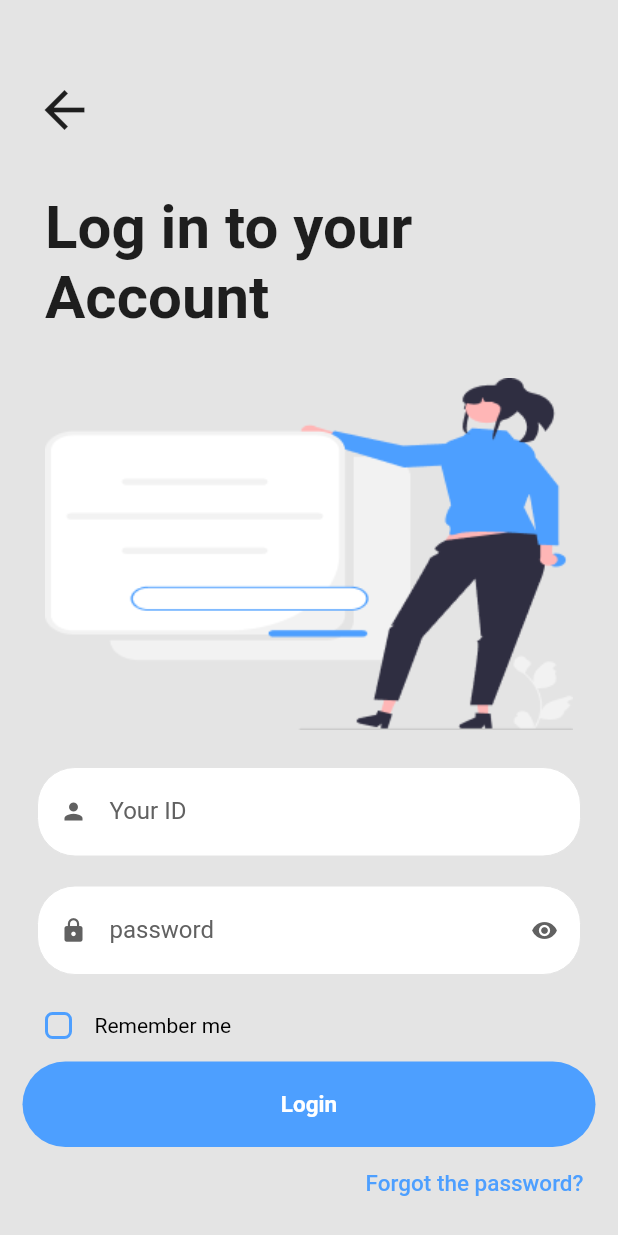
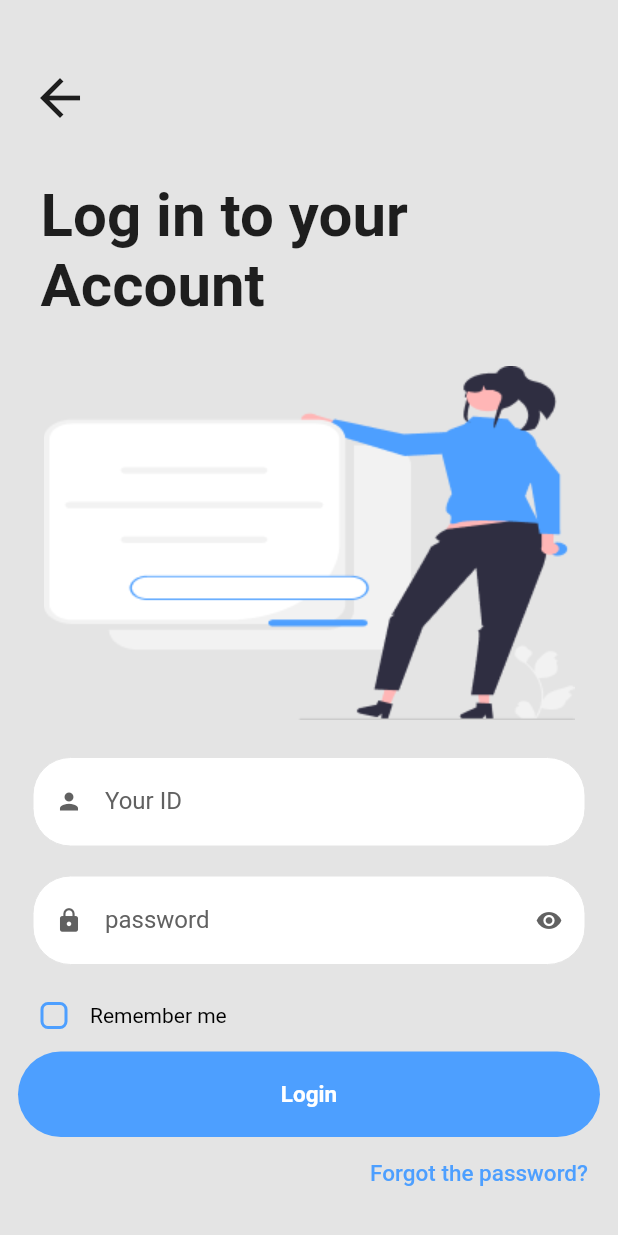
Before and after one commit to mohamedyasser951/Li-Guard-Graduation-App-, a Flutter app: the Login_screen screen opened directly, on a phone screen of 412 x 824 dp. Run offline on Flutter 3.47's test engine with Material 2 defaults, Android fonts, the phone set to English and light mode, and no system bars; missing offline and left inert: linear_step_indicator.

Commit message:
modify spalash yass

```diff
--- a/lib/main.dart
+++ b/lib/main.dart
@@ -1,4 +1,3 @@
-
 import 'package:asps/screens/splash_screen/splash_screen.dart';
 import 'package:asps/shared/component/constants.dart';
 import 'package:asps/shared/widgets/customizedButton.dart';
@@ -44,7 +43,7 @@ class MyApp extends StatelessWidget {
 
 class HomePage extends StatelessWidget {
   HomePage({super.key});
-
+//12345
   var controller = TextEditingController();
   @override
   Widget build(BuildContext context) {
--- a/lib/screens/login/login_screen.dart
+++ b/lib/screens/login/login_screen.dart
@@ -22,14 +22,14 @@ class _Login_screenState extends State<Login_screen> {
   Widget build(BuildContext context) {
     return Scaffold(
       backgroundColor: backgroundColor,
-      body: SingleChildScrollView(
-        child: Padding(
-          padding: const EdgeInsets.all(15),
+      body: Padding(
+        padding: const EdgeInsets.all(12),
+        child: SingleChildScrollView(
           child: Column(
             crossAxisAlignment: CrossAxisAlignment.center,
             children: [
               const SizedBox(
-                height: 30,
+                height: 25,
               ),
               Row(
                 children: [
--- a/lib/screens/register/register_screen.dart
+++ b/lib/screens/register/register_screen.dart
@@ -72,7 +72,7 @@ class _RegisterSccreenState extends State<RegisterSccreen> {
                           complete: () {
                             if (true) {
                               customizedSuccessDialog(context);
-                              Future.delayed(Duration(seconds: 3))
+                              Future.delayed(const Duration(seconds: 3))
                                   .then((value) {
                                 navigateTo(context, HomePage());
                               });
@@ -229,7 +229,7 @@ class Page2 extends StatelessWidget {
             // const SizedBox(
             //   height: 20.0,
             // ),
-            Spacer(),
+            const Spacer(),
             Padding(
               padding: const EdgeInsets.symmetric(horizontal: 20.0),
               child: CustomizedButton(
--- a/lib/screens/splash_screen/splash_screen.dart
+++ b/lib/screens/splash_screen/splash_screen.dart
@@ -1,4 +1,3 @@
-
 import 'package:asps/screens/onboarding/onboarding_Screen.dart';
 import 'package:asps/shared/component/component.dart';
 import 'package:asps/shared/component/constants.dart';
--- a/lib/screens/visitor/visitor_identity/visitor1.dart
+++ b/lib/screens/visitor/visitor_identity/visitor1.dart
@@ -3,8 +3,7 @@ import 'package:asps/shared/component/component.dart';
 import 'package:asps/shared/component/constants.dart';
 import 'package:asps/shared/widgets/customizedButton.dart';
 import 'package:flutter/material.dart';
-import 'package:flutter/src/widgets/container.dart';
-import 'package:flutter/src/widgets/framework.dart';
+
 
 class VisitorScreen1 extends StatelessWidget {
   const VisitorScreen1({super.key});
--- a/lib/shared/component/component.dart
+++ b/lib/shared/component/component.dart
@@ -1,4 +1,3 @@
-import 'package:flutter/cupertino.dart';
 import 'package:flutter/material.dart';
 
 navigateTo(BuildContext context, Widget widget) {
--- a/lib/shared/widgets/customizedButton.dart
+++ b/lib/shared/widgets/customizedButton.dart
@@ -28,6 +28,10 @@ class CustomizedButton extends StatelessWidget {
           clipBehavior: Clip.antiAlias,
           decoration: BoxDecoration(
 
+          //    gradient: LinearGradient(colors: [Color(0xff6F9EFF), Color(0xff246BFD),],
+          //   begin: Alignment.centerLeft,
+          //   end: Alignment.centerRight,
+          // ),
 
             color: buttonColor,
             borderRadius: BorderRadius.circular(30.0),
```
Also changed, not shown: lib/screens/error/error_screen.dart (+6 -6 lines), lib/screens/onboarding/onboarding_Screen.dart (+6 -7 lines), lib/screens/visitor/visitor_identity/visitor2.dart (+7 -2 lines).
